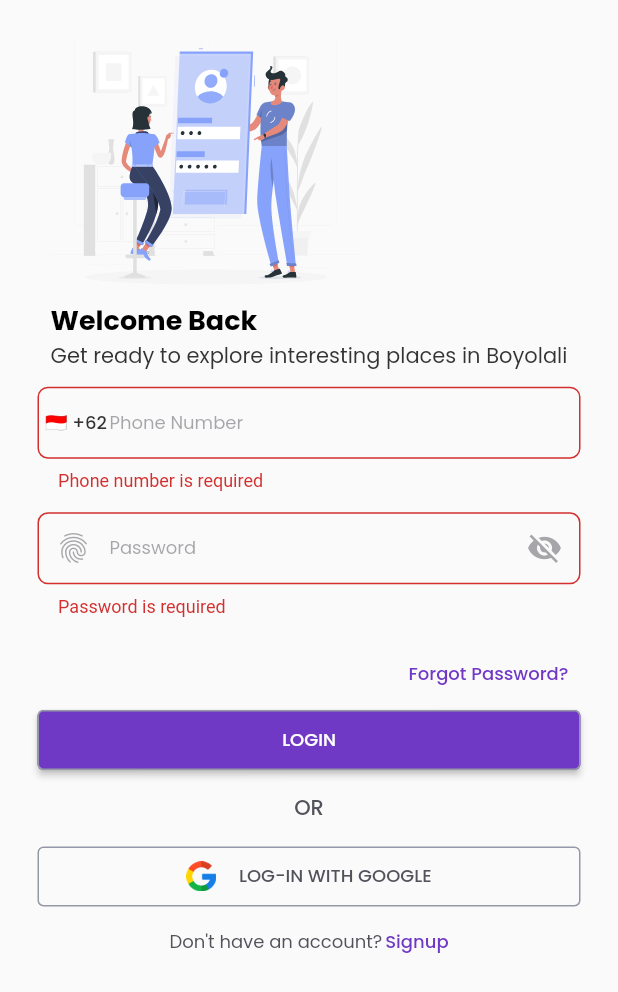
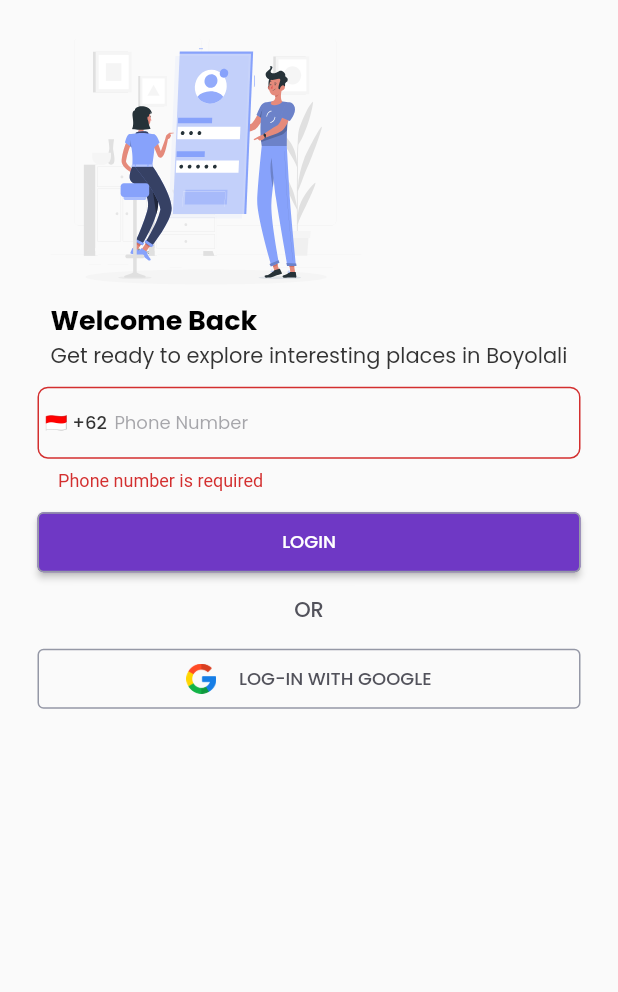
Before and after one commit to StevieOden/trip-boy, a Flutter app: the LoginPage screen opened directly, after a tap on "LOGIN", on a phone screen of 412 x 824 dp. Shown: the top 992 px of the screen. Run offline on Flutter 3.47's test engine with Material 2 defaults, Android fonts, the phone set to English and light mode, and no system bars; our stand-ins replace cloud_firestore, connectivity_plus, country_picker, firebase_auth, firebase_core, flutter_spinkit and 10 more; accounts and stored records are empty; generated files the repository leaves out were written again; network calls fail; project files that could hold a hidden picture were left out.

Commit message:
style: [SO] login ui

```diff
--- a/lib/l10n/app_en.arb
+++ b/lib/l10n/app_en.arb
@@ -142,6 +142,7 @@
      "errorOtp":"Enter 6 digit code",
      "warningPhoneNumber":"Fill your phone number first",
      "warningEmail":"Fill your email first",
+     "edit":"Edit",
 
      "@_Event-Reservation":{},
      "fillName":"Fill your name",
--- a/lib/l10n/app_id.arb
+++ b/lib/l10n/app_id.arb
@@ -143,6 +143,7 @@
      "errorOtp":"Masukkan 6 digit kode",
      "warningPhoneNumber":"Masukkan nomor hp anda terlebih dahulu",
      "warningEmail":"Masukkan email anda terlebih dahulu",
+     "edit":"Ubah",
 
       "@_Event-Reservation":{},
       "fillName":"Masukkan nama anda",
--- a/lib/services/auth.dart
+++ b/lib/services/auth.dart
@@ -69,7 +69,6 @@ class AuthService extends ChangeNotifier {
       await DatabaseService().addDefaultPatientUser(
           result.user!.uid,
           result.user!.email!,
-          "",
           result.user!.displayName!,
           result.user!.phoneNumber == null ? "" : result.user!.phoneNumber!,
           result.user!.photoURL!,
@@ -125,8 +124,6 @@ class AuthService extends ChangeNotifier {
   void signInWithPhone(
     BuildContext context,
     String phoneNumber,
-    String name,
-    String password,
   ) async {
     try {
       await firebaseAuth.verifyPhoneNumber(
@@ -144,8 +141,6 @@ class AuthService extends ChangeNotifier {
               MaterialPageRoute(
                 builder: (context) => OtpPage(
                   verificationId: verificationId,
-                  name: name,
-                  password: password,
                   phoneNumber: phoneNumber,
                 ),
               ));
@@ -165,8 +160,6 @@ class AuthService extends ChangeNotifier {
       {required BuildContext context,
       required String verificationId,
       required String userOtp,
-      required String name,
-      required String password,
       required Function onSuccess}) async {
     _isLoading = true;
     notifyListeners();
@@ -185,7 +178,7 @@ class AuthService extends ChangeNotifier {
         checkExistingUser().then((value) async {
           if (value == false) {
             await DatabaseService().addDefaultPatientUser(user.user!.uid, "",
-                password, name, user.user!.phoneNumber, "", "user_customer");
+                 "", user.user!.phoneNumber, "", "user_customer");
           }
         });
         onSuccess();
--- a/lib/services/database_services.dart
+++ b/lib/services/database_services.dart
@@ -19,7 +19,6 @@ class DatabaseService {
   Future<UserModel?> addDefaultPatientUser(
       String uid,
       String? email,
-      String? password,
       String name,
       String? phoneNumber,
       String photoUrl,
@@ -30,7 +29,7 @@ class DatabaseService {
         role: role,
         email: email,
         name: name,
-        password: password == null ? "" : password,
+        password: "",
         phoneNumber: phoneNumber == null ? "" : phoneNumber,
         profileImage: photoUrl,
         uid: uid);
--- a/lib/ui/login_page.dart
+++ b/lib/ui/login_page.dart
@@ -117,32 +117,32 @@ class _LoginPageState extends State<LoginPage> {
                   SizedBox(
                     height: 15,
                   ),
-                  Wrap(
-                    spacing: 2,
-                    crossAxisAlignment: WrapCrossAlignment.center,
-                    children: [
-                      Text(
-                        AppLocalizations.of(context)!.dontHaveAccount,
-                        style: AppTextStyles.appTitlew400s12(
-                            ColorValues().darkGreyColor),
-                      ),
-                      GestureDetector(
-                        onTap: () {
-                          setState(() {
-                            Navigator.push(
-                                context,
-                                MaterialPageRoute(
-                                    builder: (context) => RegisterPage()));
-                          });
-                        },
-                        child: Text(
-                          AppLocalizations.of(context)!.signup,
-                          style: AppTextStyles.appTitlew500s12(
-                              ColorValues().primaryColor),
-                        ),
-                      ),
-                    ],
-                  )
+                  // Wrap(
+                  //   spacing: 2,
+                  //   crossAxisAlignment: WrapCrossAlignment.center,
+                  //   children: [
+                  //     Text(
+                  //       AppLocalizations.of(context)!.dontHaveAccount,
+                  //       style: AppTextStyles.appTitlew400s12(
+                  //           ColorValues().darkGreyColor),
+                  //     ),
+                  //     GestureDetector(
+                  //       onTap: () {
+                  //         setState(() {
+                  //           Navigator.push(
+                  //               context,
+                  //               MaterialPageRoute(
+                  //                   builder: (context) => RegisterPage()));
+                  //         });
+                  //       },
+                  //       child: Text(
+                  //         AppLocalizations.of(context)!.signup,
+                  //         style: AppTextStyles.appTitlew500s12(
+                  //             ColorValues().primaryColor),
+                  //       ),
+                  //     ),
+                  //   ],
+                  // )
                 ],
               ),
             ),
@@ -224,7 +224,7 @@ class _LoginPageState extends State<LoginPage> {
                   )
                 : null,
             prefix: Container(
-              margin: EdgeInsets.only(top: 15, bottom: 15, left: 5),
+              margin: EdgeInsets.only(top: 15, bottom: 15, left: 5, right: 5),
               child: InkWell(
                 onTap: () {
                   showCountryPicker(
@@ -255,49 +255,49 @@ class _LoginPageState extends State<LoginPage> {
             keyboardType: TextInputType.phone,
             validator: SharedCode(context).phoneValidator,
           ),
-          BuildTextFormField(
-            cursorColor: ColorValues().primaryColor,
-            controller: passForm,
-            focusNode: focusNode,
-            prefix: Icon(
-              Icons.fingerprint,
-              color: ColorValues().darkGreyColor.withOpacity(0.5),
-            ),
-            suffix: IconButton(
-                onPressed: () {
-                  setState(() {
-                    isShowPassword = !isShowPassword;
-                  });
-                },
-                icon: Icon(
-                  isShowPassword ? Icons.visibility : Icons.visibility_off,
-                  color: ColorValues().darkGreyColor.withOpacity(0.5),
-                )),
-            hintText: AppLocalizations.of(context)!.passwords,
-            obsecure: !isShowPassword,
-            title: "",
-            isTitle: false,
-            validator: (value) {
-              if (value!.isEmpty) {
-                return SharedCode(context).passwordEmpty(value);
-              }
-              if (value.isNotEmpty) {
-                return SharedCode(context).passwordValidator(value);
-              }
-            },
-          ),
-          Row(
-            children: [
-              Spacer(),
-              TextButton(
-                  onPressed: () {},
-                  child: Text(
-                    AppLocalizations.of(context)!.forgotPassword,
-                    style: AppTextStyles.appTitlew500s12(
-                        ColorValues().primaryColor),
-                  ))
-            ],
-          ),
+          // BuildTextFormField(
+          //   cursorColor: ColorValues().primaryColor,
+          //   controller: passForm,
+          //   focusNode: focusNode,
+          //   prefix: Icon(
+          //     Icons.fingerprint,
+          //     color: ColorValues().darkGreyColor.withOpacity(0.5),
+          //   ),
+          //   suffix: IconButton(
+          //       onPressed: () {
+          //         setState(() {
+          //           isShowPassword = !isShowPassword;
+          //         });
+          //       },
+          //       icon: Icon(
+          //         isShowPassword ? Icons.visibility : Icons.visibility_off,
+          //         color: ColorValues().darkGreyColor.withOpacity(0.5),
+          //       )),
+          //   hintText: AppLocalizations.of(context)!.passwords,
+          //   obsecure: !isShowPassword,
+          //   title: "",
+          //   isTitle: false,
+          //   validator: (value) {
+          //     if (value!.isEmpty) {
+          //       return SharedCode(context).passwordEmpty(value);
+          //     }
+          //     if (value.isNotEmpty) {
+          //       return SharedCode(context).passwordValidator(value);
+          //     }
+          //   },
+          // ),
+          // Row(
+          //   children: [
+          //     Spacer(),
+          //     TextButton(
+          //         onPressed: () {},
+          //         child: Text(
+          //           AppLocalizations.of(context)!.forgotPassword,
+          //           style: AppTextStyles.appTitlew500s12(
+          //               ColorValues().primaryColor),
+          //         ))
+          //   ],
+          // ),
           Container(
             width: MediaQuery.of(context).size.width,
             height: 40,
@@ -325,6 +325,6 @@ class _LoginPageState extends State<LoginPage> {
     final ap = Provider.of<AuthService>(context, listen: false);
     String phoneNumber =
         "+${selectedCountry.phoneCode}${phoneForm.text.trim()}";
-    ap.signInWithPhone(context, phoneNumber, "", "");
+    ap.signInWithPhone(context, phoneNumber);
   }
 }
--- a/lib/ui/otp_page.dart
+++ b/lib/ui/otp_page.dart
@@ -20,13 +20,11 @@ import 'admin/dashboard.dart';
 
 class OtpPage extends StatefulWidget {
   final String verificationId;
-  final String name, password, phoneNumber;
+  final String phoneNumber;
   OtpPage(
       {Key? key,
       required this.verificationId,
-      required this.name,
-      required this.phoneNumber,
-      required this.password})
+      required this.phoneNumber})
       : super(key: key);
 
   @override
@@ -198,7 +196,7 @@ class _OtpPageState extends State<OtpPage> {
   void sendPhoneNumber() {
     final ap = Provider.of<AuthService>(context, listen: false);
     ap.signInWithPhone(
-        context, widget.phoneNumber, widget.name, widget.password);
+        context, widget.phoneNumber);
   }
 
   void verifyOtp(BuildContext context, String otpCode) async {
@@ -207,8 +205,6 @@ class _OtpPageState extends State<OtpPage> {
         context: context,
         verificationId: widget.verificationId,
         userOtp: otpCode,
-        name: widget.name,
-        password: widget.password,
         onSuccess: () {
           getUserData();
         });
```
Also changed, not shown: lib/component/vertical_card.dart (+16 -12 lines), lib/ui/landing_page/landing_page.dart (+27 -27 lines), lib/ui/register_page.dart (+101 -111 lines).
